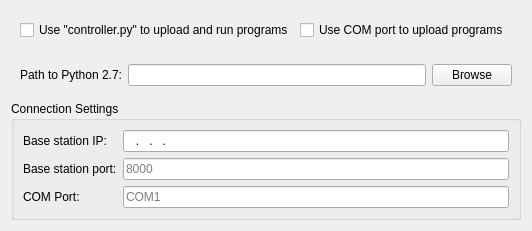
The window that plugins/robots/generators/pioneer/pioneerLuaGenerator/widgets/pioneerAdditionalPreferences.ui (qreal/qreal) describes before a commit, drawn with Qt 5.
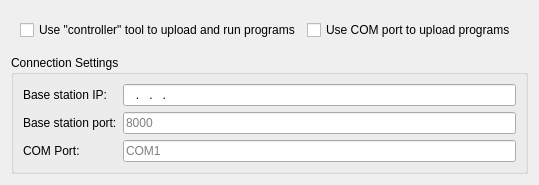
The same window after the commit.

Commit message: Added binaries for controller, removed python dependencies

What changed in the file:
```diff
--- a/plugins/robots/generators/pioneer/pioneerLuaGenerator/widgets/pioneerAdditionalPreferences.ui
+++ b/plugins/robots/generators/pioneer/pioneerLuaGenerator/widgets/pioneerAdditionalPreferences.ui
@@ -7,7 +7,7 @@
     <x>0</x>
     <y>0</y>
     <width>412</width>
-    <height>171</height>
+    <height>153</height>
    </rect>
   </property>
   <property name="windowTitle">
@@ -20,7 +20,7 @@
       <item>
        <widget class="QCheckBox" name="useControllerScriptCheckBox">
         <property name="text">
-         <string>Use &quot;controller.py&quot; to upload and run programs</string>
+         <string>Use &quot;controller&quot; tool to upload and run programs</string>
         </property>
        </widget>
       </item>
@@ -34,29 +34,6 @@
      </layout>
     </widget>
    </item>
-   <item>
-    <widget class="QWidget" name="pythonSettingsWidget" native="true">
-     <layout class="QHBoxLayout" name="horizontalLayout">
-      <item>
-       <widget class="QLabel" name="pythonPathLabel">
-        <property name="text">
-         <string>Path to Python 2.7:</string>
-        </property>
-       </widget>
-      </item>
-      <item>
-       <widget class="QLineEdit" name="pythonPathLineEdit"/>
-      </item>
-      <item>
-       <widget class="QPushButton" name="pythonPathBrowseButton">
-        <property name="text">
-         <string>Browse</string>
-        </property>
-       </widget>
-      </item>
-     </layout>
-    </widget>
-   </item>
    <item>
     <widget class="QGroupBox" name="connectionSettingsGroupBox">
      <property name="title">
```
The commit also changes 19 other files.
